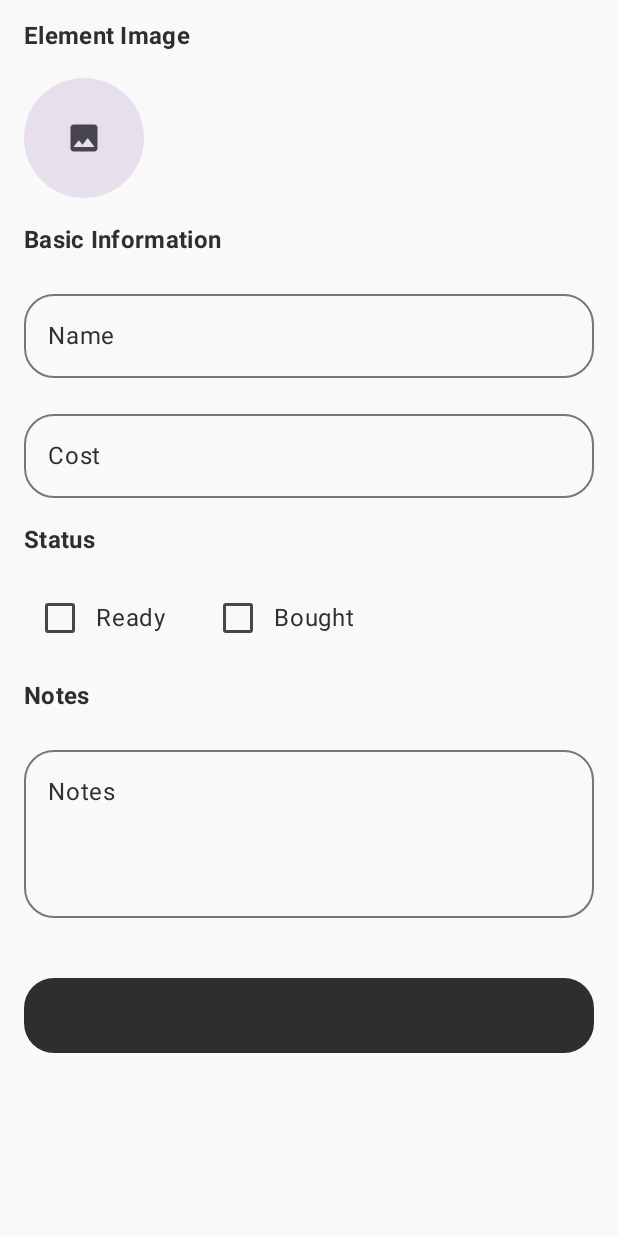
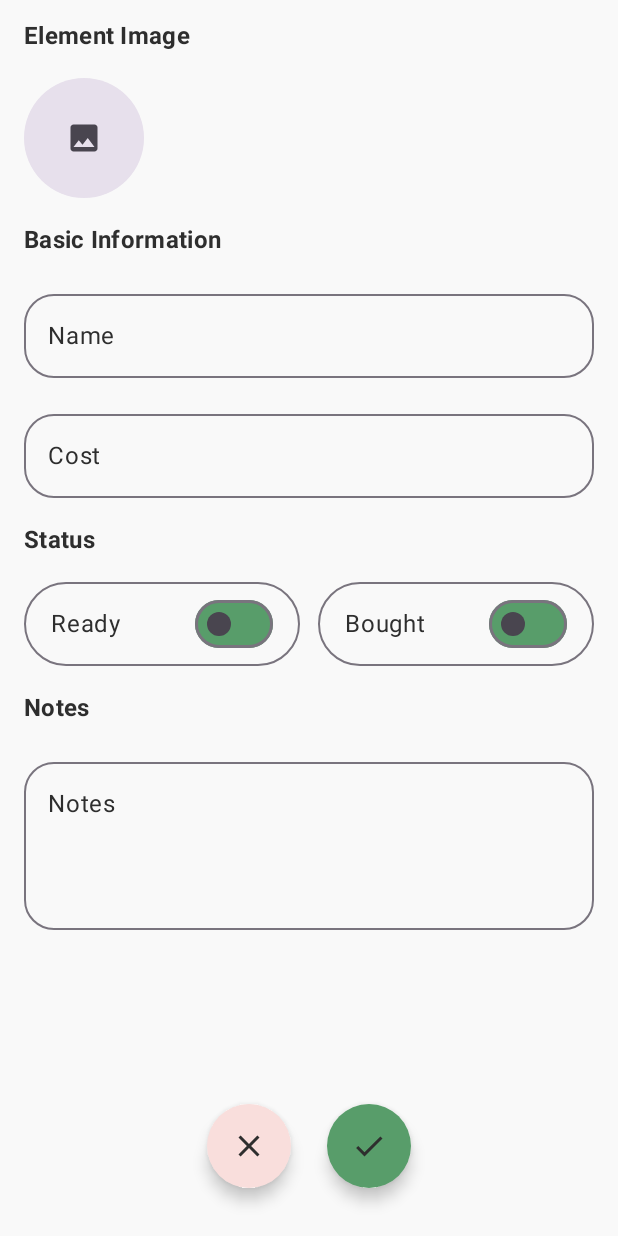
Before and after one commit to SebastianNowak01/ConQuest, an Android app built with Jetpack Compose: the composable EditCosplayElementScreen called with empty values, on a phone screen of 412 x 824 dp. Run offline under Robolectric (Android 15) with nearby library versions, the phone set to English and light mode, and no system bars; our stand-ins replace Room's generated code.

Commit message:
20: Update styling for EditCosplayElementScreen, add package for navigation

```diff
--- a/app/src/main/java/com/example/conquest/components/Drawer.kt
+++ b/app/src/main/java/com/example/conquest/components/Drawer.kt
@@ -1,6 +1,5 @@
 package com.example.conquest.components
 
-import MainNavigation
 import androidx.compose.material.icons.filled.Search
 import androidx.compose.foundation.layout.Column
 import androidx.compose.foundation.layout.Row
--- a/app/src/main/java/com/example/conquest/components/Navigation.kt
+++ b/app/src/main/java/com/example/conquest/components/Navigation.kt
@@ -1,3 +1,5 @@
+package com.example.conquest.components
+
 import androidx.compose.runtime.Composable
 import androidx.navigation.NavHostController
 import androidx.navigation.compose.NavHost
--- a/app/src/main/java/com/example/conquest/screens/EditCosplayElementScreen.kt
+++ b/app/src/main/java/com/example/conquest/screens/EditCosplayElementScreen.kt
@@ -4,12 +4,15 @@ import android.net.Uri
 import androidx.activity.compose.rememberLauncherForActivityResult
 import androidx.activity.result.contract.ActivityResultContracts.GetContent
 import androidx.compose.foundation.background
+import androidx.compose.foundation.border
 import androidx.compose.foundation.clickable
 import androidx.compose.foundation.layout.*
 import androidx.compose.foundation.shape.CircleShape
 import androidx.compose.foundation.shape.RoundedCornerShape
 import androidx.compose.material.icons.Icons
 import androidx.compose.material.icons.filled.Image
+import androidx.compose.material.icons.filled.Check
+import androidx.compose.material.icons.filled.Close
 import androidx.compose.material3.*
 import androidx.compose.runtime.*
 import androidx.compose.ui.Alignment
@@ -23,6 +26,7 @@ import androidx.lifecycle.viewmodel.compose.viewModel
 import androidx.navigation.NavController
 import coil.compose.AsyncImage
 import com.example.conquest.CosplayViewModel
+import com.example.conquest.components.MyFab
 import kotlinx.serialization.Serializable
 
 @Serializable
@@ -70,22 +74,21 @@ fun EditCosplayElementScreen(
         }
     }
 
-// Scrollable content so Save button is always visible
+    Box(modifier = Modifier.fillMaxSize()) {
         Column(
             modifier = Modifier
                 .fillMaxSize()
-            .padding(horizontal = 16.dp) // reduced horizontal padding
-            .padding(top = 12.dp),       // reduced top padding
+                .padding(horizontal = 16.dp)
+                .padding(top = 12.dp),
             verticalArrangement = Arrangement.spacedBy(16.dp)
         ) {
-        // Image section with less padding
             Text(
                 text = "Element Image",
                 style = MaterialTheme.typography.titleMedium.copy(fontWeight = FontWeight.Bold)
             )
             Box(
                 modifier = Modifier
-                .size(80.dp) // smaller image size
+                    .size(80.dp)
                     .clip(CircleShape)
                     .background(MaterialTheme.colorScheme.surfaceVariant)
                     .clickable { imagePickerLauncher.launch("image/*") },
@@ -113,7 +116,6 @@ fun EditCosplayElementScreen(
                 Text(error, color = MaterialTheme.colorScheme.error)
             }
 
-        // Inputs with more rounded corners
             Text(
                 text = "Basic Information",
                 style = MaterialTheme.typography.titleMedium.copy(fontWeight = FontWeight.Bold)
@@ -123,7 +125,7 @@ fun EditCosplayElementScreen(
                 onValueChange = { name = it },
                 label = { Text("Name") },
                 modifier = Modifier.fillMaxWidth(),
-            shape = RoundedCornerShape(20.dp), // more rounded
+                shape = RoundedCornerShape(20.dp),
                 singleLine = true
             )
 
@@ -132,7 +134,7 @@ fun EditCosplayElementScreen(
                 onValueChange = { cost = it },
                 label = { Text("Cost") },
                 modifier = Modifier.fillMaxWidth(),
-            shape = RoundedCornerShape(20.dp), // more rounded
+                shape = RoundedCornerShape(20.dp),
                 singleLine = true
             )
 
@@ -141,16 +143,73 @@ fun EditCosplayElementScreen(
                 style = MaterialTheme.typography.titleMedium.copy(fontWeight = FontWeight.Bold)
             )
             Row(
-            horizontalArrangement = Arrangement.spacedBy(24.dp),
+                horizontalArrangement = Arrangement.spacedBy(12.dp),
                 verticalAlignment = Alignment.CenterVertically
             ) {
-            Row(verticalAlignment = Alignment.CenterVertically) {
-                Checkbox(checked = ready, onCheckedChange = { ready = it })
-                Text("Ready")
+                // Ready switch
+                Card(
+                    modifier = Modifier
+                        .weight(1f)
+                        .fillMaxWidth()
+                        .border(
+                            width = 1.dp,
+                            color = MaterialTheme.colorScheme.outline,
+                            shape = RoundedCornerShape(32.dp)
+                        ),
+                    shape = RoundedCornerShape(32.dp),
+                    colors = CardDefaults.cardColors(containerColor = MaterialTheme.colorScheme.background)
+                ) {
+                    Row(
+                        modifier = Modifier
+                            .fillMaxWidth()
+                            .padding(horizontal = 18.dp, vertical = 4.dp),
+                        verticalAlignment = Alignment.CenterVertically,
+                        horizontalArrangement = Arrangement.SpaceBetween,
+                    ) {
+                        Text(text = "Ready")
+                        Switch(
+                            checked = ready,
+                            onCheckedChange = { ready = it },
+                            colors = SwitchDefaults.colors(
+                                checkedThumbColor = MaterialTheme.colorScheme.primary,
+                                checkedTrackColor = MaterialTheme.colorScheme.secondary,
+                                uncheckedThumbColor = MaterialTheme.colorScheme.onSurfaceVariant,
+                                uncheckedTrackColor = MaterialTheme.colorScheme.secondary
+                            )
+                        )
                     }
-            Row(verticalAlignment = Alignment.CenterVertically) {
-                Checkbox(checked = bought, onCheckedChange = { bought = it })
-                Text("Bought")
+                }
+                Card(
+                    modifier = Modifier
+                        .weight(1f)
+                        .fillMaxWidth()
+                        .border(
+                            width = 1.dp,
+                            color = MaterialTheme.colorScheme.outline,
+                            shape = RoundedCornerShape(32.dp)
+                        ),
+                    shape = RoundedCornerShape(32.dp),
+                    colors = CardDefaults.cardColors(containerColor = MaterialTheme.colorScheme.background)
+                ) {
+                    Row(
+                        modifier = Modifier
+                            .fillMaxWidth()
+                            .padding(horizontal = 18.dp, vertical = 4.dp),
+                        verticalAlignment = Alignment.CenterVertically,
+                        horizontalArrangement = Arrangement.SpaceBetween,
+                    ) {
+                        Text(text = "Bought")
+                        Switch(
+                            checked = bought,
+                            onCheckedChange = { bought = it },
+                            colors = SwitchDefaults.colors(
+                                checkedThumbColor = MaterialTheme.colorScheme.primary,
+                                checkedTrackColor = MaterialTheme.colorScheme.secondary,
+                                uncheckedThumbColor = MaterialTheme.colorScheme.onSurfaceVariant,
+                                uncheckedTrackColor = MaterialTheme.colorScheme.secondary
+                            )
+                        )
+                    }
                 }
             }
 
@@ -165,14 +224,27 @@ fun EditCosplayElementScreen(
                 modifier = Modifier
                     .fillMaxWidth()
                     .height(120.dp),
-            shape = RoundedCornerShape(20.dp), // more rounded
+                shape = RoundedCornerShape(20.dp),
                 maxLines = 6
             )
+        }
 
-        Spacer(modifier = Modifier.height(8.dp))
+        // ✅ Row with two FABs centered at bottom
+        Row(
+            modifier = Modifier
+                .align(Alignment.BottomCenter)
+                .padding(bottom = 16.dp),
+            horizontalArrangement = Arrangement.spacedBy(24.dp)
+        ) {
+            MyFab(
+                onClick = { navController.popBackStack() },
+                containerColor = MaterialTheme.colorScheme.errorContainer,
+                contentColor = MaterialTheme.colorScheme.primary,
+                icon = Icons.Default.Close,
+                contentDescription = "Discard"
+            )
 
-        // Save button always visible
-        Button(
+            MyFab(
                 onClick = {
                     cosplayViewModel.updateElement(
                         id = elementId,
@@ -184,12 +256,12 @@ fun EditCosplayElementScreen(
                         notes = notes
                     )
                     navController.popBackStack()
-            }, modifier = Modifier
-                .fillMaxWidth()
-                .height(50.dp), // consistent button height
-            shape = RoundedCornerShape(20.dp) // more rounded
-        ) {
-            Text("Save", style = MaterialTheme.typography.titleMedium)
+                },
+                containerColor = MaterialTheme.colorScheme.secondary,
+                contentColor = MaterialTheme.colorScheme.primary,
+                icon = Icons.Default.Check,
+                contentDescription = "Save"
+            )
         }
     }
 }
```
Lines whose indentation alone changed are shown as unchanged.
